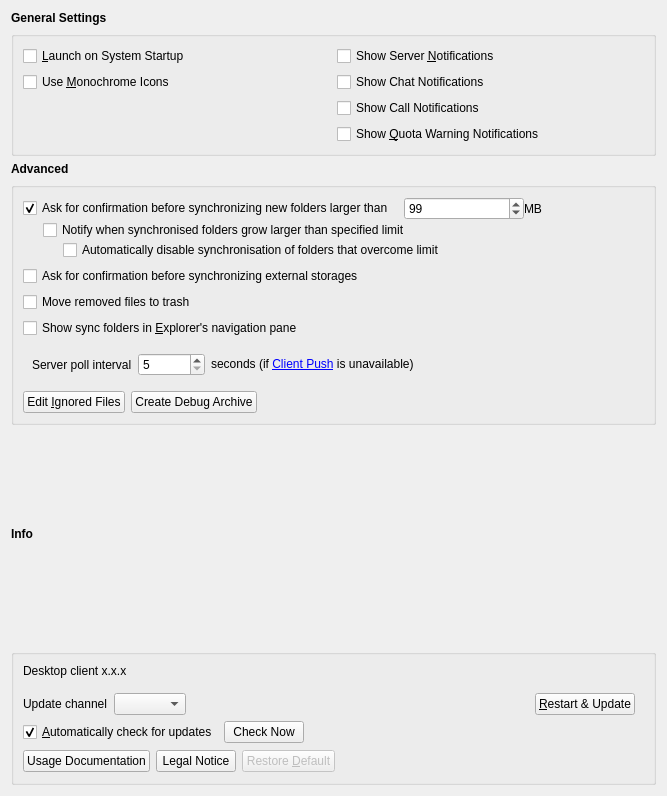
Qt form src/gui/generalsettings.ui (nextcloud/desktop) before a commit.
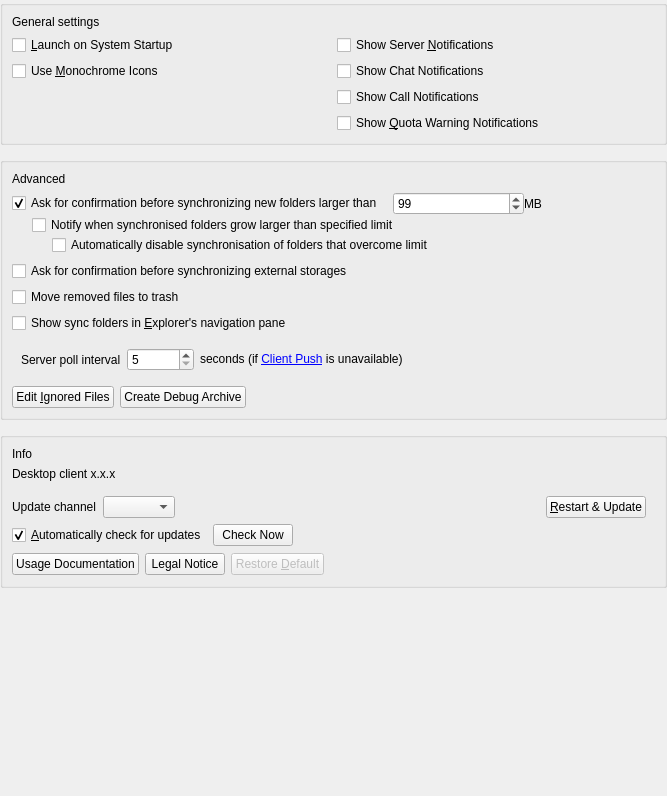
The same form after that commit.

Commit message: general settings headings inside panel

Patch:
```diff
--- a/src/gui/generalsettings.ui
+++ b/src/gui/generalsettings.ui
@@ -14,40 +14,49 @@
    <string notr="true">Form</string>
   </property>
   <layout class="QGridLayout" name="gridLayout_3">
+   <property name="leftMargin">
+    <number>0</number>
+   </property>
+   <property name="topMargin">
+    <number>0</number>
+   </property>
+   <property name="rightMargin">
+    <number>0</number>
+   </property>
+   <property name="bottomMargin">
+    <number>0</number>
+   </property>
+   <property name="spacing">
+    <number>12</number>
+   </property>
    <item row="0" column="0">
-    <widget class="QLabel" name="generalGroupBoxTitle">
-     <property name="font">
-      <font>
-       <weight>75</weight>
-       <bold>true</bold>
-      </font>
-     </property>
-     <property name="text">
-      <string>General Settings</string>
-     </property>
-    </widget>
-   </item>
-   <item row="1" column="0">
     <widget class="QGroupBox" name="generalGroupBox">
      <property name="title">
       <string/>
      </property>
      <layout class="QGridLayout" name="gridLayout_2">
-      <item row="0" column="0">
+      <item row="0" column="0" colspan="2">
+       <widget class="QLabel" name="generalGroupBoxTitle">
+        <property name="text">
+         <string>General settings</string>
+        </property>
+       </widget>
+      </item>
+      <item row="1" column="0">
        <widget class="QCheckBox" name="autostartCheckBox">
         <property name="text">
          <string>&amp;Launch on System Startup</string>
         </property>
        </widget>
       </item>
-      <item row="2" column="1">
+      <item row="3" column="1">
        <widget class="QCheckBox" name="callNotificationsCheckBox">
         <property name="text">
          <string>Show Call Notifications</string>
         </property>
        </widget>
       </item>
-      <item row="1" column="0">
+      <item row="2" column="0">
        <widget class="QCheckBox" name="monoIconsCheckBox">
         <property name="toolTip">
          <string>For System Tray</string>
@@ -57,21 +66,21 @@
         </property>
        </widget>
       </item>
-      <item row="1" column="1">
+      <item row="2" column="1">
        <widget class="QCheckBox" name="chatNotificationsCheckBox">
         <property name="text">
          <string>Show Chat Notifications</string>
         </property>
        </widget>
       </item>
-      <item row="0" column="1">
+      <item row="1" column="1">
        <widget class="QCheckBox" name="serverNotificationsCheckBox">
         <property name="text">
          <string>Show Server &amp;Notifications</string>
         </property>
        </widget>
       </item>
-      <item row="3" column="1">
+      <item row="4" column="1">
        <widget class="QCheckBox" name="quotaWarningNotificationsCheckBox">
         <property name="text">
          <string>Show &amp;Quota Warning Notifications</string>
@@ -81,25 +90,19 @@
      </layout>
     </widget>
    </item>
-   <item row="2" column="0">
-    <widget class="QLabel" name="advancedGroupBoxTitle">
-     <property name="font">
-      <font>
-       <weight>75</weight>
-       <bold>true</bold>
-      </font>
-     </property>
-     <property name="text">
-      <string>Advanced</string>
-     </property>
-    </widget>
-   </item>
-   <item row="3" column="0">
+   <item row="1" column="0">
     <widget class="QGroupBox" name="advancedGroupBox">
      <property name="title">
       <string/>
      </property>
      <layout class="QVBoxLayout" name="verticalLayout">
+      <item>
+       <widget class="QLabel" name="advancedGroupBoxTitle">
+        <property name="text">
+         <string>Advanced</string>
+        </property>
+       </widget>
+      </item>
       <item>
        <layout class="QVBoxLayout" name="verticalLayout_4">
         <property name="spacing">
@@ -330,25 +333,19 @@
      </layout>
     </widget>
    </item>
-   <item row="4" column="0">
-    <widget class="QLabel" name="aboutAndUpdatesGroupBoxTitle">
-     <property name="font">
-      <font>
-       <weight>75</weight>
-       <bold>true</bold>
-      </font>
-     </property>
-     <property name="text">
-      <string>Info</string>
-     </property>
-    </widget>
-   </item>
-   <item row="5" column="0">
+   <item row="2" column="0">
     <widget class="QGroupBox" name="aboutAndUpdatesGroupBox">
      <property name="title">
       <string/>
      </property>
      <layout class="QVBoxLayout" name="verticalLayout_3">
+      <item>
+       <widget class="QLabel" name="aboutAndUpdatesGroupBoxTitle">
+        <property name="text">
+         <string>Info</string>
+        </property>
+       </widget>
+      </item>
       <property name="bottomMargin">
        <number>10</number>
       </property>
```
